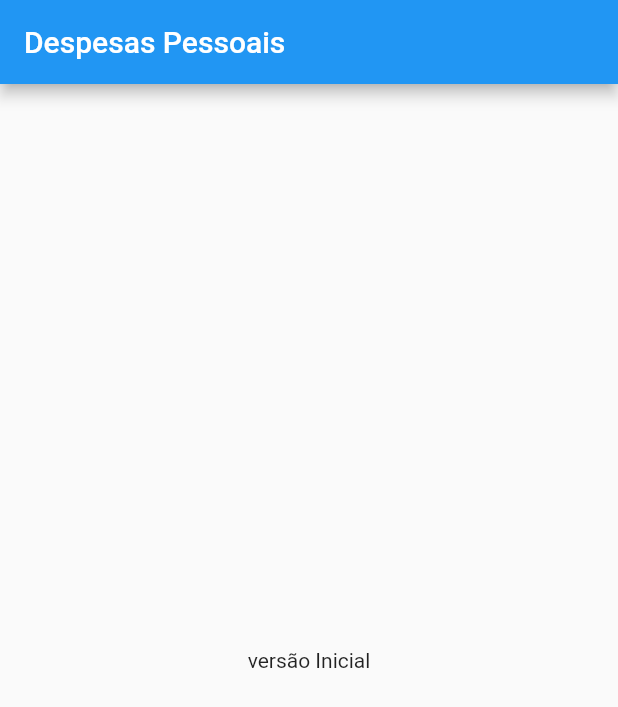
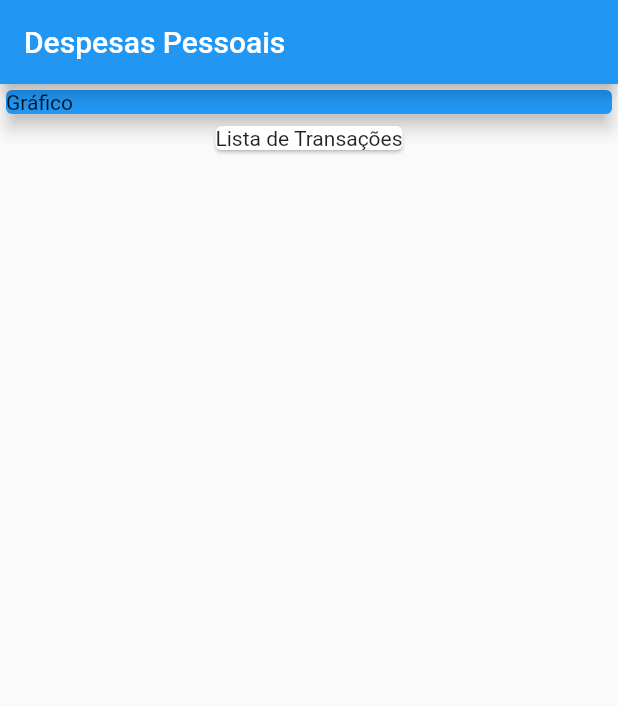
Before and after one commit to VictorCavalcant/despesas_pessoais, a Flutter app: the screen it shows after launch, on a phone screen of 412 x 824 dp. Shown: the top 707 px of the screen. Run offline on Flutter 3.47's test engine with Material 2 defaults, Android fonts, the phone set to English and light mode, and no system bars.

Commit message:
new changes

```diff
--- a/lib/main.dart
+++ b/lib/main.dart
@@ -25,7 +25,19 @@ class MyHomePage extends StatelessWidget {
       appBar: AppBar(
         title: Text('Despesas Pessoais'),
       ),
-      body: Center(child: Text('versão Inicial')),
+      body: Column(children: [
+        Container(
+          width: double.infinity,
+          child: Card(
+            color: Colors.blue,
+            child: Text('Gráfico'),
+            elevation: 5,
+          ),
+        ),
+        Card(
+          child: Text('Lista de Transações'),
+        )
+      ]),
     );
   }
 }
```
